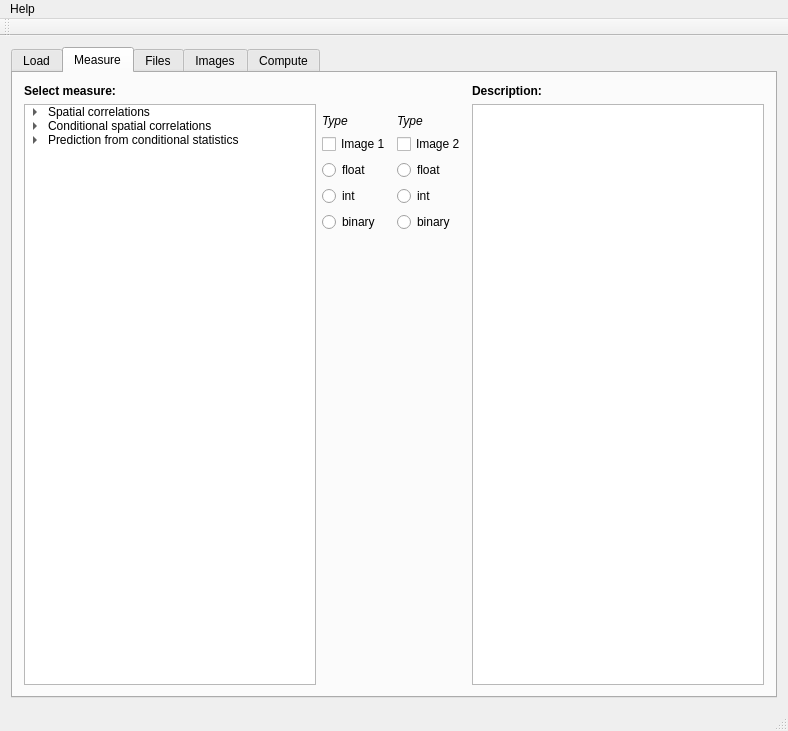
This is src/gui_mainwindow.ui in tdegeus/GooseEYE as Qt 5 draws it before an edit. The edited form follows.
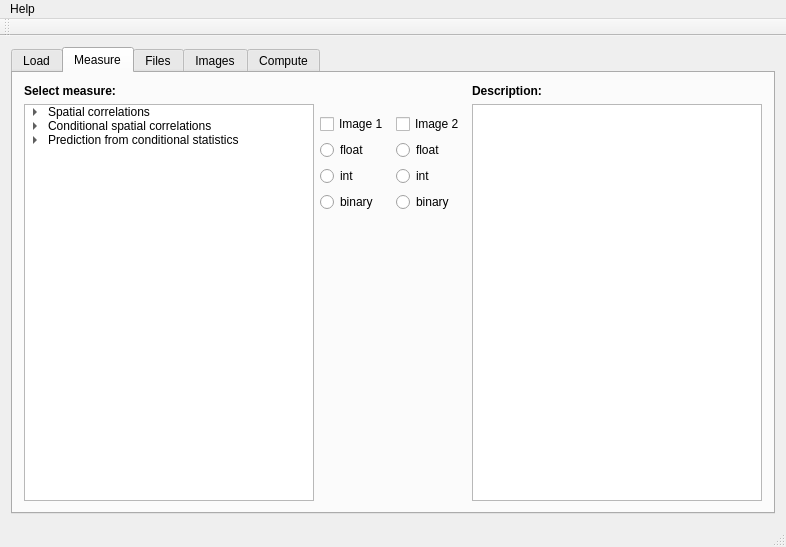
This is the edited form. The open tabs and pages were chosen to show the change.

Commit message: GUI-tab3: first steps in getting list working

The edit to the form file:
```diff
--- a/src/gui_mainwindow.ui
+++ b/src/gui_mainwindow.ui
@@ -6,8 +6,8 @@
    <rect>
     <x>0</x>
     <y>0</y>
-    <width>788</width>
-    <height>731</height>
+    <width>786</width>
+    <height>547</height>
    </rect>
   </property>
   <property name="windowTitle">
@@ -259,18 +259,6 @@
               </property>
              </spacer>
             </item>
-            <item>
-             <widget class="QLabel" name="tab2_im1_label">
-              <property name="font">
-               <font>
-                <italic>true</italic>
-               </font>
-              </property>
-              <property name="text">
-               <string>Type</string>
-              </property>
-             </widget>
-            </item>
             <item>
              <widget class="QCheckBox" name="tab2_im1_checkBox">
               <property name="text">
@@ -308,6 +296,22 @@
               </attribute>
              </widget>
             </item>
+            <item>
+             <spacer name="horizontalSpacer_36">
+              <property name="orientation">
+               <enum>Qt::Horizontal</enum>
+              </property>
+              <property name="sizeType">
+               <enum>QSizePolicy::Fixed</enum>
+              </property>
+              <property name="sizeHint" stdset="0">
+               <size>
+                <width>70</width>
+                <height>20</height>
+               </size>
+              </property>
+             </spacer>
+            </item>
             <item>
              <spacer name="verticalSpacer">
               <property name="orientation">
@@ -341,18 +345,6 @@
               </property>
              </spacer>
             </item>
-            <item>
-             <widget class="QLabel" name="tab2_im2_label">
-              <property name="font">
-               <font>
-                <italic>true</italic>
-               </font>
-              </property>
-              <property name="text">
-               <string>Type</string>
-              </property>
-             </widget>
-            </item>
             <item>
              <widget class="QCheckBox" name="tab2_im2_checkBox">
               <property name="text">
@@ -390,6 +382,22 @@
               </attribute>
              </widget>
             </item>
+            <item>
+             <spacer name="horizontalSpacer_37">
+              <property name="orientation">
+               <enum>Qt::Horizontal</enum>
+              </property>
+              <property name="sizeType">
+               <enum>QSizePolicy::Fixed</enum>
+              </property>
+              <property name="sizeHint" stdset="0">
+               <size>
+                <width>70</width>
+                <height>20</height>
+               </size>
+              </property>
+             </spacer>
+            </item>
             <item>
              <spacer name="verticalSpacer_2">
               <property name="orientation">
@@ -1763,7 +1771,7 @@
     <rect>
      <x>0</x>
      <y>0</y>
-     <width>788</width>
+     <width>786</width>
      <height>22</height>
     </rect>
    </property>
```
Left out of the diff: 17 changed lines with no effect on the pictures. The commit also changes 2 other files.
